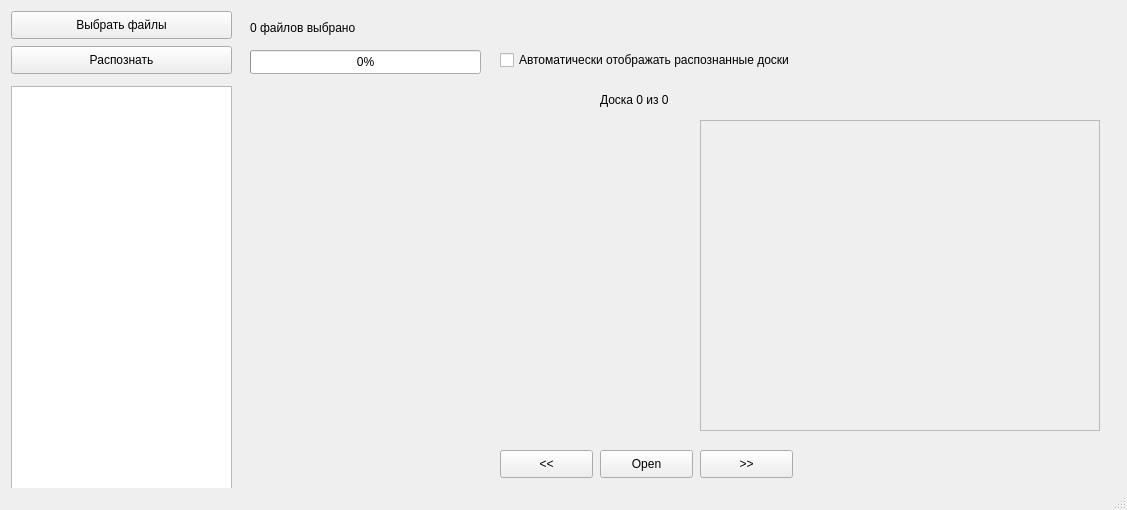
Old version of the form ui/window.ui in the repository gle8098/diagram-recognition.
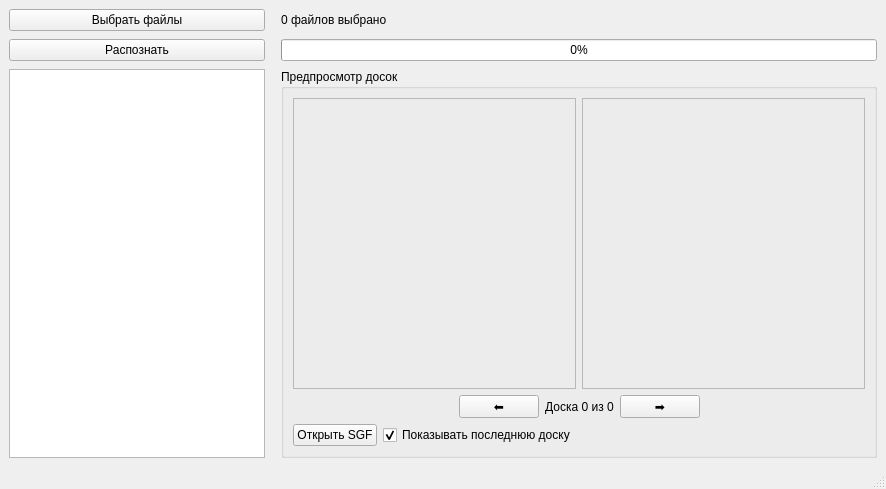
New version of the form.

Commit message: GODR-47 Shit happened with UI

Patch:
```diff
--- a/ui/window.ui
+++ b/ui/window.ui
@@ -6,8 +6,8 @@
    <rect>
     <x>0</x>
     <y>0</y>
-    <width>1127</width>
-    <height>510</height>
+    <width>886</width>
+    <height>489</height>
    </rect>
   </property>
   <property name="windowTitle">
@@ -17,85 +17,91 @@
    <property name="enabled">
     <bool>true</bool>
    </property>
+   <layout class="QGridLayout" name="gridLayout" rowstretch="0,0,0" columnstretch="0,1">
+    <property name="horizontalSpacing">
+     <number>16</number>
+    </property>
+    <property name="verticalSpacing">
+     <number>8</number>
+    </property>
+    <item row="0" column="1">
+     <widget class="QLabel" name="label_files_selected">
+      <property name="text">
+       <string>0 файлов выбрано</string>
+      </property>
+     </widget>
+    </item>
+    <item row="1" column="0">
    <widget class="QPushButton" name="pushButton_2">
-    <property name="geometry">
-     <rect>
-      <x>11</x>
-      <y>46</y>
-      <width>221</width>
-      <height>28</height>
-     </rect>
-    </property>
     <property name="text">
      <string>Распознать</string>
     </property>
    </widget>
+    </item>
+    <item row="0" column="0">
    <widget class="QPushButton" name="pushButton">
-    <property name="geometry">
-     <rect>
-      <x>11</x>
-      <y>11</y>
-      <width>221</width>
-      <height>28</height>
-     </rect>
-    </property>
     <property name="text">
      <string>Выбрать файлы</string>
     </property>
    </widget>
-   <widget class="QPlainTextEdit" name="console_output">
-    <property name="geometry">
-     <rect>
-      <x>11</x>
-      <y>86</y>
-      <width>221</width>
-      <height>411</height>
-     </rect>
-    </property>
-    <property name="readOnly">
-     <bool>true</bool>
-    </property>
-   </widget>
-   <widget class="QLabel" name="label_files_selected">
-    <property name="geometry">
-     <rect>
-      <x>250</x>
-      <y>20</y>
-      <width>221</width>
-      <height>16</height>
-     </rect>
-    </property>
-    <property name="text">
-     <string>0 файлов выбрано</string>
-    </property>
-   </widget>
+    </item>
+    <item row="1" column="1">
    <widget class="QProgressBar" name="progress_bar">
-    <property name="geometry">
-     <rect>
-      <x>250</x>
-      <y>50</y>
-      <width>231</width>
-      <height>24</height>
-     </rect>
-    </property>
     <property name="value">
      <number>0</number>
     </property>
    </widget>
+    </item>
+    <item row="2" column="0">
+     <widget class="QPlainTextEdit" name="console_output">
+      <property name="readOnly">
+       <bool>true</bool>
+      </property>
+     </widget>
+    </item>
+    <item row="2" column="1">
+     <widget class="QGroupBox" name="groupBox">
+      <property name="title">
+       <string>Предпросмотр досок</string>
+      </property>
+      <layout class="QVBoxLayout" name="verticalLayout" stretch="1,0,0">
+       <item>
+        <layout class="QHBoxLayout" name="images">
+         <item>
+          <widget class="QLabel" name="origin_label">
+           <property name="sizePolicy">
+            <sizepolicy hsizetype="Ignored" vsizetype="Preferred">
+             <horstretch>0</horstretch>
+             <verstretch>0</verstretch>
+            </sizepolicy>
+           </property>
+           <property name="frameShape">
+            <enum>QFrame::StyledPanel</enum>
+           </property>
+           <property name="midLineWidth">
+            <number>2</number>
+           </property>
+           <property name="text">
+            <string/>
+           </property>
+           <property name="textFormat">
+            <enum>Qt::AutoText</enum>
+           </property>
+           <property name="scaledContents">
+            <bool>false</bool>
+           </property>
+          </widget>
+         </item>
+         <item>
    <widget class="QFrame" name="sgf_painter_frame">
-    <property name="geometry">
-     <rect>
-      <x>700</x>
-      <y>120</y>
-      <width>400</width>
-      <height>311</height>
-     </rect>
-    </property>
     <property name="frameShape">
      <enum>QFrame::StyledPanel</enum>
     </property>
     <property name="frameShadow">
-     <enum>QFrame::Raised</enum>
+            <enum>QFrame::Plain</enum>
+           </property>
+           <property name="lineWidth">
+            <number>1</number>
     </property>
     <layout class="QHBoxLayout" name="horizontalLayout">
      <property name="spacing">
@@ -115,87 +121,116 @@
      </property>
     </layout>
    </widget>
-   <widget class="QLabel" name="origin_label">
-    <property name="geometry">
-     <rect>
-      <x>250</x>
-      <y>120</y>
-      <width>400</width>
-      <height>311</height>
-     </rect>
-    </property>
-    <property name="text">
-     <string/>
-    </property>
-    <property name="scaledContents">
-     <bool>false</bool>
-    </property>
-   </widget>
+         </item>
+        </layout>
+       </item>
+       <item>
+        <layout class="QHBoxLayout" name="controls" stretch="0,0,0,0,0">
+         <property name="spacing">
+          <number>6</number>
+         </property>
+         <property name="sizeConstraint">
+          <enum>QLayout::SetDefaultConstraint</enum>
+         </property>
+         <item>
+          <spacer name="horizontalSpacer_2">
+           <property name="orientation">
+            <enum>Qt::Horizontal</enum>
+           </property>
+           <property name="sizeHint" stdset="0">
+            <size>
+             <width>40</width>
+             <height>20</height>
+            </size>
+           </property>
+          </spacer>
+         </item>
+         <item>
    <widget class="QPushButton" name="previous_button">
-    <property name="geometry">
-     <rect>
-      <x>500</x>
-      <y>450</y>
-      <width>93</width>
-      <height>28</height>
-     </rect>
+           <property name="sizePolicy">
+            <sizepolicy hsizetype="Fixed" vsizetype="Fixed">
+             <horstretch>0</horstretch>
+             <verstretch>0</verstretch>
+            </sizepolicy>
     </property>
     <property name="text">
-     <string>&lt;&lt;</string>
-    </property>
-   </widget>
-   <widget class="QPushButton" name="next_button">
-    <property name="geometry">
-     <rect>
-      <x>700</x>
-      <y>450</y>
-      <width>93</width>
-      <height>28</height>
-     </rect>
-    </property>
-    <property name="text">
-     <string>&gt;&gt;</string>
-    </property>
-   </widget>
-   <widget class="QPushButton" name="pushButton_3">
-    <property name="geometry">
-     <rect>
-      <x>600</x>
-      <y>450</y>
-      <width>93</width>
-      <height>28</height>
-     </rect>
-    </property>
-    <property name="text">
-     <string>Open</string>
-    </property>
-   </widget>
-   <widget class="QCheckBox" name="checkBox">
-    <property name="geometry">
-     <rect>
-      <x>500</x>
-      <y>50</y>
-      <width>361</width>
-      <height>20</height>
-     </rect>
-    </property>
-    <property name="text">
-     <string>Автоматически отображать распознанные доски</string>
-    </property>
-   </widget>
+            <string>⬅️</string>
+           </property>
+          </widget>
+         </item>
+         <item>
    <widget class="QLabel" name="label_board_index">
-    <property name="geometry">
-     <rect>
-      <x>600</x>
-      <y>90</y>
-      <width>131</width>
-      <height>20</height>
-     </rect>
-    </property>
     <property name="text">
      <string>Доска 0 из 0</string>
     </property>
-   </widget>
+           <property name="alignment">
+            <set>Qt::AlignCenter</set>
+           </property>
+          </widget>
+         </item>
+         <item>
+          <widget class="QPushButton" name="next_button">
+           <property name="text">
+            <string>➡</string>
+           </property>
+          </widget>
+         </item>
+         <item>
+          <spacer name="horizontalSpacer">
+           <property name="orientation">
+            <enum>Qt::Horizontal</enum>
+           </property>
+           <property name="sizeHint" stdset="0">
+            <size>
+             <width>40</width>
+             <height>20</height>
+            </size>
+           </property>
+          </spacer>
+         </item>
+        </layout>
+       </item>
+       <item>
+        <layout class="QHBoxLayout" name="horizontalLayout_2">
+         <property name="spacing">
+          <number>6</number>
+         </property>
+         <item>
+          <widget class="QPushButton" name="pushButton_3">
+           <property name="text">
+            <string>Открыть SGF</string>
+           </property>
+          </widget>
+         </item>
+         <item>
+          <widget class="QCheckBox" name="auto_preview">
+           <property name="text">
+            <string>Показывать последнюю доску</string>
+           </property>
+           <property name="checked">
+            <bool>true</bool>
+           </property>
+          </widget>
+         </item>
+         <item>
+          <spacer name="horizontalSpacer_3">
+           <property name="orientation">
+            <enum>Qt::Horizontal</enum>
+           </property>
+           <property name="sizeHint" stdset="0">
+            <size>
+             <width>40</width>
+             <height>20</height>
+            </size>
+           </property>
+          </spacer>
+         </item>
+        </layout>
+       </item>
+      </layout>
+     </widget>
+    </item>
+   </layout>
   </widget>
   <widget class="QStatusBar" name="statusbar"/>
  </widget>
```
Left out of the diff: 34 changed lines with no effect on the pictures. Lines whose indentation alone changed are shown as unchanged. The commit also changes 1 other file.
